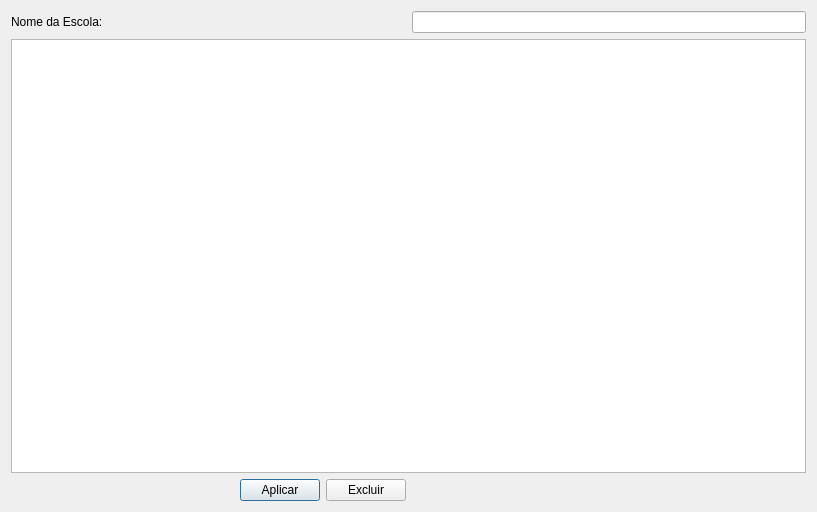
First picture: the form in src/main/python/ui/widgets/escolaEditar.ui, repository matheusfillipe/ganec, before the edit.
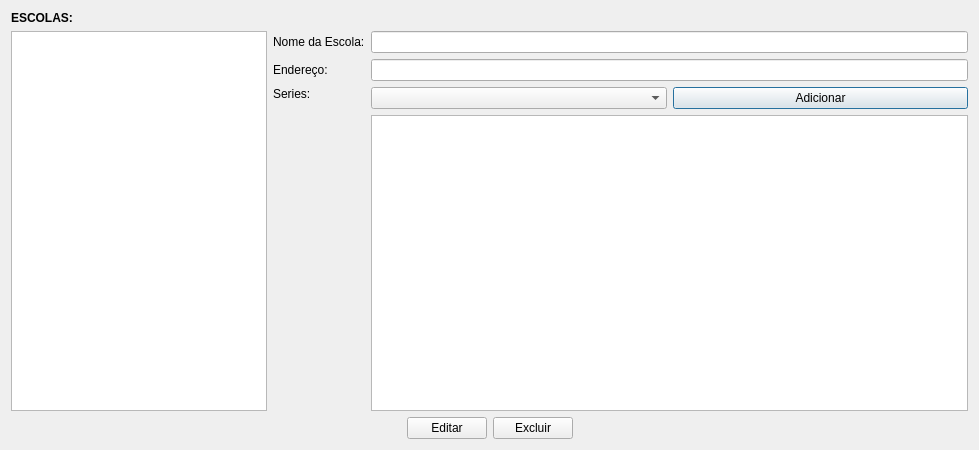
Second picture: the form after the edit.

```diff
--- a/src/main/python/ui/widgets/escolaEditar.ui
+++ b/src/main/python/ui/widgets/escolaEditar.ui
@@ -6,18 +6,86 @@
    <rect>
     <x>0</x>
     <y>0</y>
-    <width>817</width>
-    <height>512</height>
+    <width>979</width>
+    <height>450</height>
    </rect>
   </property>
   <property name="windowTitle">
    <string>Editar Escola</string>
   </property>
-  <layout class="QGridLayout" name="gridLayout_3">
-   <item row="0" column="0">
     <layout class="QGridLayout" name="gridLayout">
-     <item row="1" column="0" colspan="2">
-      <widget class="QListWidget" name="listViewEscolas"/>
+   <item row="5" column="1">
+    <layout class="QGridLayout" name="gridLayout_2">
+     <item row="1" column="1">
+      <widget class="QListWidget" name="listViewEscolas">
+       <property name="sizePolicy">
+        <sizepolicy hsizetype="Fixed" vsizetype="Expanding">
+         <horstretch>0</horstretch>
+         <verstretch>0</verstretch>
+        </sizepolicy>
+       </property>
+      </widget>
+     </item>
+     <item row="1" column="2">
+      <layout class="QGridLayout" name="gridLayout_3">
+       <item row="2" column="0">
+        <widget class="QLabel" name="label_2">
+         <property name="text">
+          <string>Endereço:</string>
+         </property>
+        </widget>
+       </item>
+       <item row="0" column="2">
+        <widget class="QLineEdit" name="lineEditNomeEscola"/>
+       </item>
+       <item row="3" column="2">
+        <layout class="QHBoxLayout" name="horizontalLayout_2">
+         <item>
+          <layout class="QVBoxLayout" name="verticalLayout">
+           <item>
+            <layout class="QHBoxLayout" name="horizontalLayout_3">
+             <item>
+              <widget class="QComboBox" name="comboBoxSeries"/>
+             </item>
+             <item>
+              <widget class="QPushButton" name="pushButtonAddSerie">
+               <property name="text">
+                <string>Adicionar</string>
+               </property>
+              </widget>
+             </item>
+            </layout>
+           </item>
+           <item>
+            <widget class="QListWidget" name="listViewSeries"/>
+           </item>
+          </layout>
+         </item>
+        </layout>
+       </item>
+       <item row="3" column="0">
+        <layout class="QVBoxLayout" name="verticalLayout_2">
+         <item>
+          <widget class="QLabel" name="label_4">
+           <property name="text">
+            <string>Series:</string>
+           </property>
+          </widget>
+         </item>
+         <item>
+          <spacer name="verticalSpacer_2">
+           <property name="orientation">
+            <enum>Qt::Vertical</enum>
+           </property>
+           <property name="sizeHint" stdset="0">
+            <size>
+             <width>20</width>
+             <height>40</height>
+            </size>
+           </property>
+          </spacer>
+         </item>
+        </layout>
      </item>
      <item row="0" column="0">
       <widget class="QLabel" name="label">
@@ -26,10 +94,27 @@
        </property>
       </widget>
      </item>
+       <item row="2" column="2">
+        <widget class="QLineEdit" name="lineEditEndereco"/>
+       </item>
+      </layout>
+     </item>
      <item row="0" column="1">
-      <widget class="QLineEdit" name="lineEditNomeEscola"/>
+      <widget class="QLabel" name="label_3">
+       <property name="font">
+        <font>
+         <weight>75</weight>
+         <bold>true</bold>
+        </font>
+       </property>
+       <property name="text">
+        <string>ESCOLAS:</string>
+       </property>
+      </widget>
      </item>
-     <item row="2" column="0">
+    </layout>
+   </item>
+   <item row="6" column="1">
       <layout class="QHBoxLayout" name="horizontalLayout">
        <item>
         <spacer name="horizontalSpacer">
@@ -47,7 +132,7 @@
        <item>
         <widget class="QPushButton" name="pushButtonEditar">
          <property name="text">
-          <string>Aplicar</string>
+        <string>Editar</string>
          </property>
         </widget>
        </item>
@@ -58,7 +143,18 @@
          </property>
         </widget>
        </item>
-      </layout>
+     <item>
+      <spacer name="horizontalSpacer_2">
+       <property name="orientation">
+        <enum>Qt::Horizontal</enum>
+       </property>
+       <property name="sizeHint" stdset="0">
+        <size>
+         <width>40</width>
+         <height>20</height>
+        </size>
+       </property>
+      </spacer>
      </item>
     </layout>
    </item>
```
Lines whose indentation alone changed are shown as unchanged.
